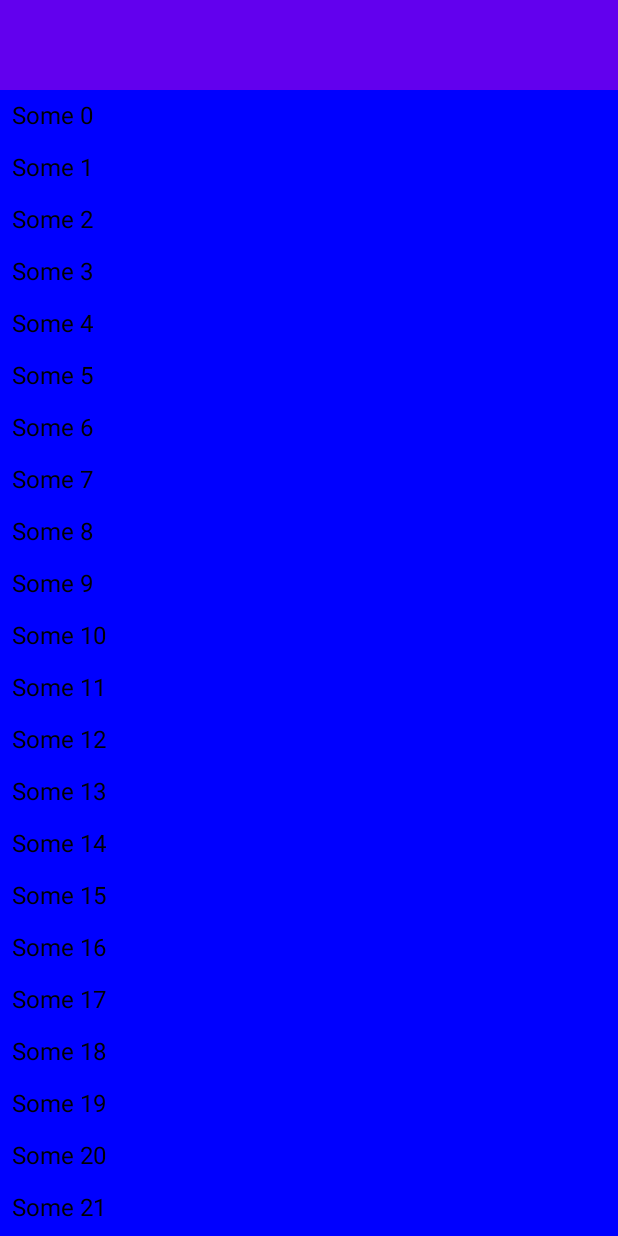
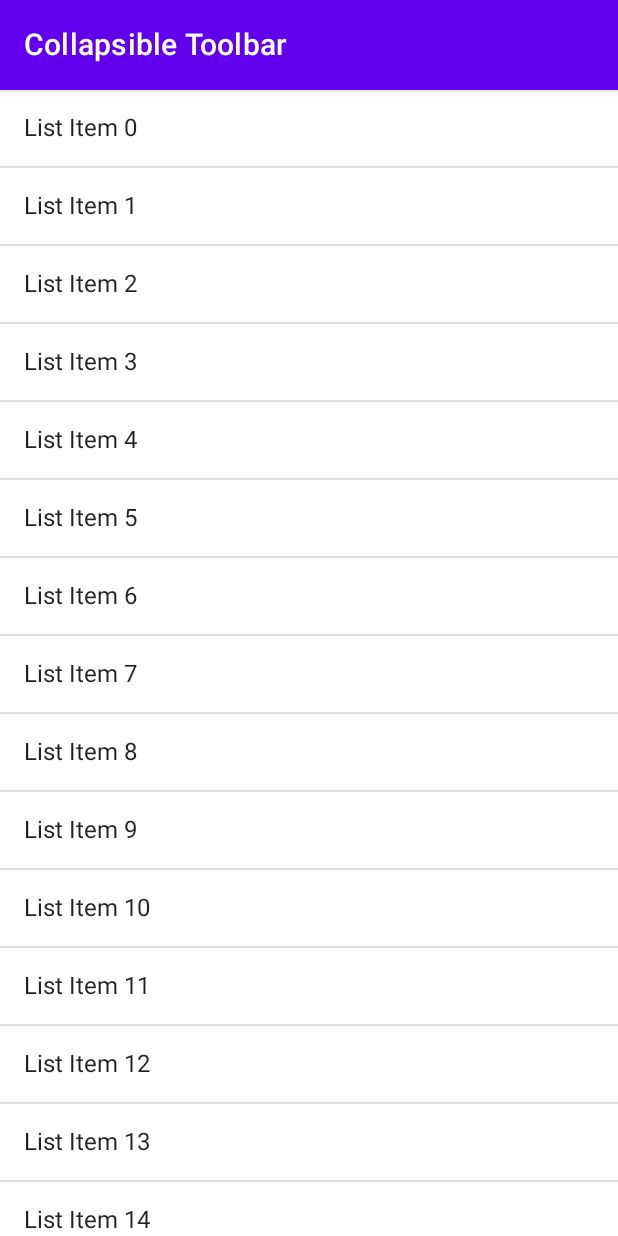
Before and after one commit to 12345debdut/App-Bar-Animation-Compose, an Android app built with Jetpack Compose: the screen it shows after launch (MainActivity), on a phone screen of 412 x 824 dp. Run offline under Robolectric (Android 15) with nearby library versions, the phone set to English and light mode, and no system bars.

```diff
--- a/app/src/main/java/com/debdut/advancedcompose/MainActivity.kt
+++ b/app/src/main/java/com/debdut/advancedcompose/MainActivity.kt
@@ -1,121 +1,109 @@
 package com.debdut.advancedcompose
 
 import android.os.Bundle
-import android.util.Log
 import androidx.activity.ComponentActivity
 import androidx.activity.compose.setContent
-import androidx.compose.animation.core.*
-import androidx.compose.foundation.*
-import androidx.compose.foundation.layout.*
+import androidx.compose.foundation.layout.Box
+import androidx.compose.foundation.layout.PaddingValues
+import androidx.compose.foundation.layout.fillMaxSize
+import androidx.compose.foundation.layout.fillMaxWidth
+import androidx.compose.foundation.layout.height
+import androidx.compose.foundation.layout.padding
 import androidx.compose.foundation.lazy.LazyColumn
-import androidx.compose.foundation.lazy.LazyListScope
-import androidx.compose.foundation.shape.CircleShape
-import androidx.compose.foundation.shape.RoundedCornerShape
-import androidx.compose.material.*
-import androidx.compose.runtime.*
-import androidx.compose.runtime.saveable.rememberSaveable
-import androidx.compose.ui.Alignment
+import androidx.compose.material.Divider
+import androidx.compose.material.Text
+import androidx.compose.material.TopAppBar
+import androidx.compose.runtime.Composable
+import androidx.compose.runtime.mutableFloatStateOf
+import androidx.compose.runtime.remember
 import androidx.compose.ui.Modifier
-import androidx.compose.ui.draw.alpha
-import androidx.compose.ui.draw.clip
-import androidx.compose.ui.draw.scale
 import androidx.compose.ui.geometry.Offset
-import androidx.compose.ui.graphics.Color
-import androidx.compose.ui.graphics.TransformOrigin
 import androidx.compose.ui.graphics.graphicsLayer
 import androidx.compose.ui.input.nestedscroll.NestedScrollConnection
 import androidx.compose.ui.input.nestedscroll.NestedScrollSource
 import androidx.compose.ui.input.nestedscroll.nestedScroll
-import androidx.compose.ui.layout.Layout
-import androidx.compose.ui.layout.layoutId
 import androidx.compose.ui.platform.LocalDensity
-import androidx.compose.ui.tooling.preview.Preview
-import androidx.compose.ui.unit.*
-import androidx.core.graphics.rotationMatrix
+import androidx.compose.ui.unit.dp
 import com.debdut.advancedcompose.ui.theme.AdvancedComposeTheme
-import com.google.accompanist.pager.*
-import com.google.android.material.appbar.AppBarLayout
-import kotlinx.coroutines.flow.asFlow
-import kotlin.math.abs
-import kotlin.math.roundToInt
-import kotlin.math.sqrt
 
 class MainActivity : ComponentActivity() {
     override fun onCreate(savedInstanceState: Bundle?) {
         super.onCreate(savedInstanceState)
         setContent {
             AdvancedComposeTheme {
-                DismissibleAppBar()
+                CollapsingToolbarScreen()
             }
-        }
-    }
-}
-@Composable
-fun DismissibleAppBar(){
-    val appBarHeight = 60.dp
-    var height by remember {
-        mutableStateOf(0f)
-    }
-    val density = LocalDensity.current
-    val animatedHeight by animateDpAsState(targetValue = with(density){height.toDp()})
-    Column(modifier = Modifier.fillMaxSize()){
-        TopAppBar(modifier = Modifier
-            .background(Color.Red)
-            .height(height = animatedHeight)
-        ){}
-        LazyScrollView(onOffsetChanged = {
-            Log.d("OFFSET","$it")
-            height = it
-        }, appBarHeight = appBarHeight)
-    }
-}
-
-@Composable
-fun rememberNestedScrollConnection(onOffsetChanged:(Float)->Unit,appBarHeight:Float) = remember {
-    var currentHeight = appBarHeight
-    object : NestedScrollConnection {
-        override fun onPreScroll(available: Offset, source: NestedScrollSource): Offset {
-            Log.d("AVAILABLE","$available")
-            currentHeight = (currentHeight+available.y).coerceIn(minimumValue = 0f, maximumValue = appBarHeight)
-            return if(abs(currentHeight) == appBarHeight || abs(currentHeight) == 0f){
-                super.onPreScroll(available, source)
-            }else{
-                onOffsetChanged(currentHeight)
-                available
-            }
-        }
-
-        override suspend fun onPreFling(available: Velocity): Velocity {
-            if(available.y<0){
-                onOffsetChanged(0f)
-            }else{
-                onOffsetChanged(appBarHeight)
-            }
-            return super.onPreFling(available)
         }
     }
 }
 
 @Composable
-fun LazyScrollView(onOffsetChanged: (Float) -> Unit, appBarHeight: Dp){
-    val pixelValue = with(LocalDensity.current){appBarHeight.toPx()}
-    val nestedScrollState = rememberNestedScrollConnection(onOffsetChanged = onOffsetChanged, appBarHeight = pixelValue)
-    LaunchedEffect(key1 = Unit, block = {
-        onOffsetChanged(pixelValue)
-    })
-    Box(modifier = Modifier
-        .fillMaxSize()
-        .background(Color.Blue)
-        .nestedScroll(nestedScrollState)){
-        LazyColumn(modifier = Modifier.fillMaxSize()){
-            items(count = 50){index ->
-                Text(text = "Some $index", modifier = Modifier.padding(8.dp), color = MaterialTheme.colors.onBackground)
+fun CollapsingToolbarScreen() {
+    val toolbarHeight = 60.dp
+    val toolbarHeightPx = with(LocalDensity.current) { toolbarHeight.toPx() }
+    val toolbarOffsetHeightPx = remember { mutableFloatStateOf(0f) }
+
+    val nestedScrollConnection = remember {
+        object : NestedScrollConnection {
+            override fun onPreScroll(available: Offset, source: NestedScrollSource): Offset {
+                val oldOffset = toolbarOffsetHeightPx.floatValue
+                // Don't intercept if scrolling down or already fully collapsed.
+                if (available.y > 0 || oldOffset == -toolbarHeightPx) {
+                    return Offset.Zero
+                }
+
+                val newOffset = (oldOffset + available.y).coerceIn(-toolbarHeightPx, 0f)
+                toolbarOffsetHeightPx.floatValue = newOffset
+                val consumed = newOffset - oldOffset
+                return Offset(0f, consumed)
+            }
+
+            override fun onPostScroll(
+                consumed: Offset,
+                available: Offset,
+                source: NestedScrollSource
+            ): Offset {
+                val oldOffset = toolbarOffsetHeightPx.floatValue
+                // Don't intercept if scrolling up or already fully expanded.
+                if (available.y < 0 || oldOffset == 0f) {
+                    return Offset.Zero
+                }
+
+                val newOffset = (oldOffset + available.y).coerceIn(-toolbarHeightPx, 0f)
+                toolbarOffsetHeightPx.floatValue = newOffset
+                val consumed = newOffset - oldOffset
+                return Offset(0f, consumed)
             }
         }
     }
 
+    Box(
+        modifier = Modifier
+            .fillMaxSize()
+            .nestedScroll(nestedScrollConnection)
+    ) {
+        LazyColumn(
+            modifier = Modifier.fillMaxSize(),
+            contentPadding = PaddingValues(top = toolbarHeight)
+        ) {
+            items(50) { index ->
+                Text(
+                    text = "List Item $index",
+                    modifier = Modifier
+                        .fillMaxWidth()
+                        .padding(16.dp)
+                )
+                Divider()
+            }
+        }
+
+        TopAppBar(
+            modifier = Modifier
+                .height(toolbarHeight)
+                .graphicsLayer {
+                    translationY = toolbarOffsetHeightPx.floatValue
+                },
+            title = { Text("Collapsible Toolbar") }
+        )
+    }
 }
-
-fun Offset.roundToIntOffset():IntOffset{
-    return IntOffset(x = this.x.roundToInt(),y = this.y.roundToInt())
-}
```
